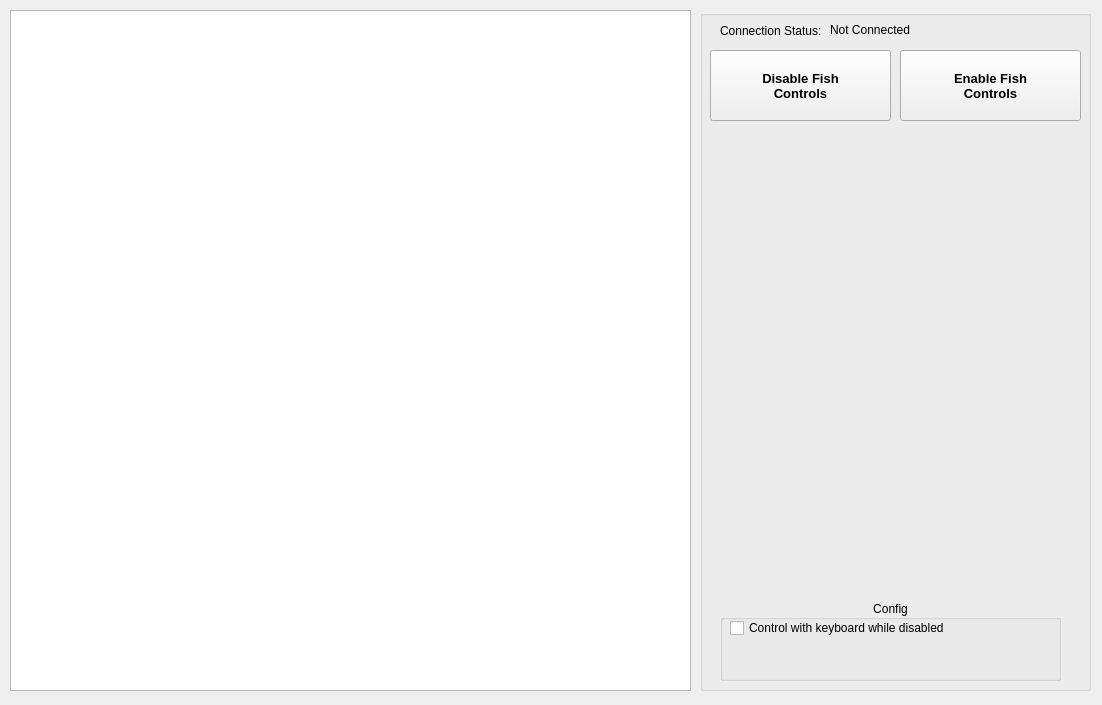
The window that Driver-Station/driverstation.ui (alljiang/Fish-Tank) describes before a commit, drawn with Qt 5.
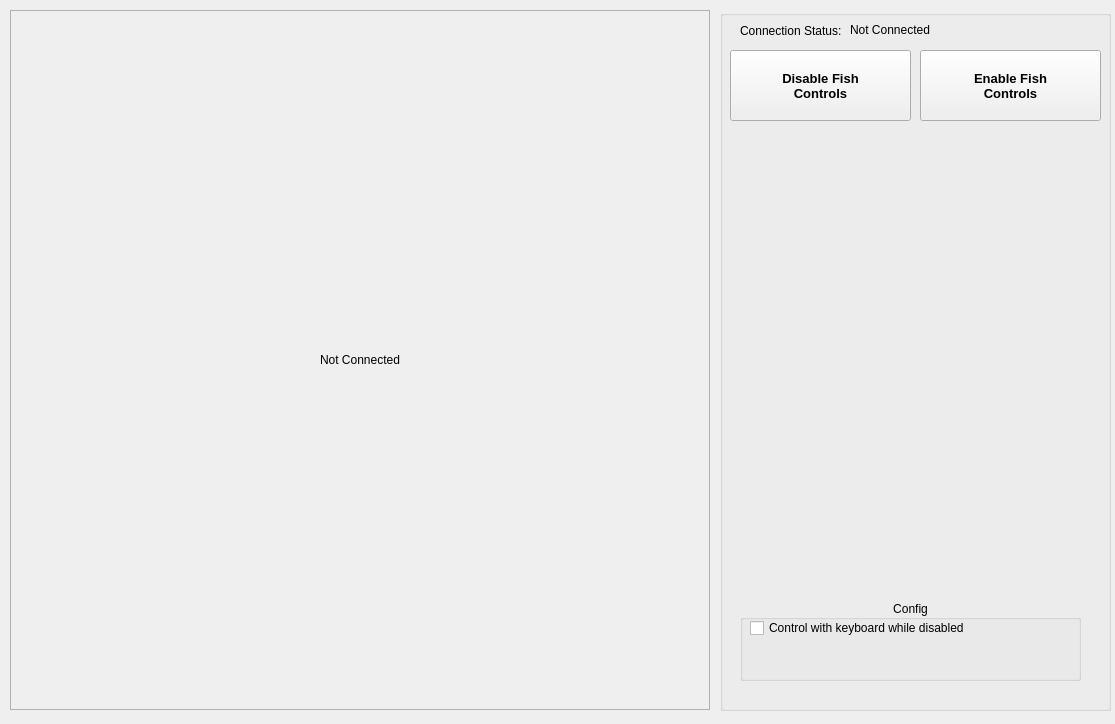
The same window after the commit.

Commit message: camera server

```diff
--- a/Driver-Station/driverstation.ui
+++ b/Driver-Station/driverstation.ui
@@ -6,31 +6,21 @@
    <rect>
     <x>0</x>
     <y>0</y>
-    <width>1102</width>
-    <height>705</height>
+    <width>1115</width>
+    <height>724</height>
    </rect>
   </property>
   <property name="windowTitle">
    <string>Fish Tank Driver Station</string>
   </property>
   <widget class="QWidget" name="centralwidget">
-   <widget class="QGraphicsView" name="view_camera">
-    <property name="geometry">
-     <rect>
-      <x>10</x>
-      <y>10</y>
-      <width>681</width>
-      <height>681</height>
-     </rect>
-    </property>
-   </widget>
    <widget class="QGroupBox" name="groupBox_2">
     <property name="geometry">
      <rect>
-      <x>700</x>
+      <x>720</x>
       <y>10</y>
       <width>391</width>
-      <height>681</height>
+      <height>701</height>
      </rect>
     </property>
     <property name="title">
@@ -138,6 +128,25 @@
      </property>
     </widget>
    </widget>
+   <widget class="QLabel" name="view_camera">
+    <property name="geometry">
+     <rect>
+      <x>10</x>
+      <y>10</y>
+      <width>700</width>
+      <height>700</height>
+     </rect>
+    </property>
+    <property name="styleSheet">
+     <string notr="true">border: 1px solid rgb(177, 177, 177);</string>
+    </property>
+    <property name="text">
+     <string>Not Connected</string>
+    </property>
+    <property name="alignment">
+     <set>Qt::AlignCenter</set>
+    </property>
+   </widget>
   </widget>
  </widget>
  <resources/>
```
The commit also changes 4 other files.
